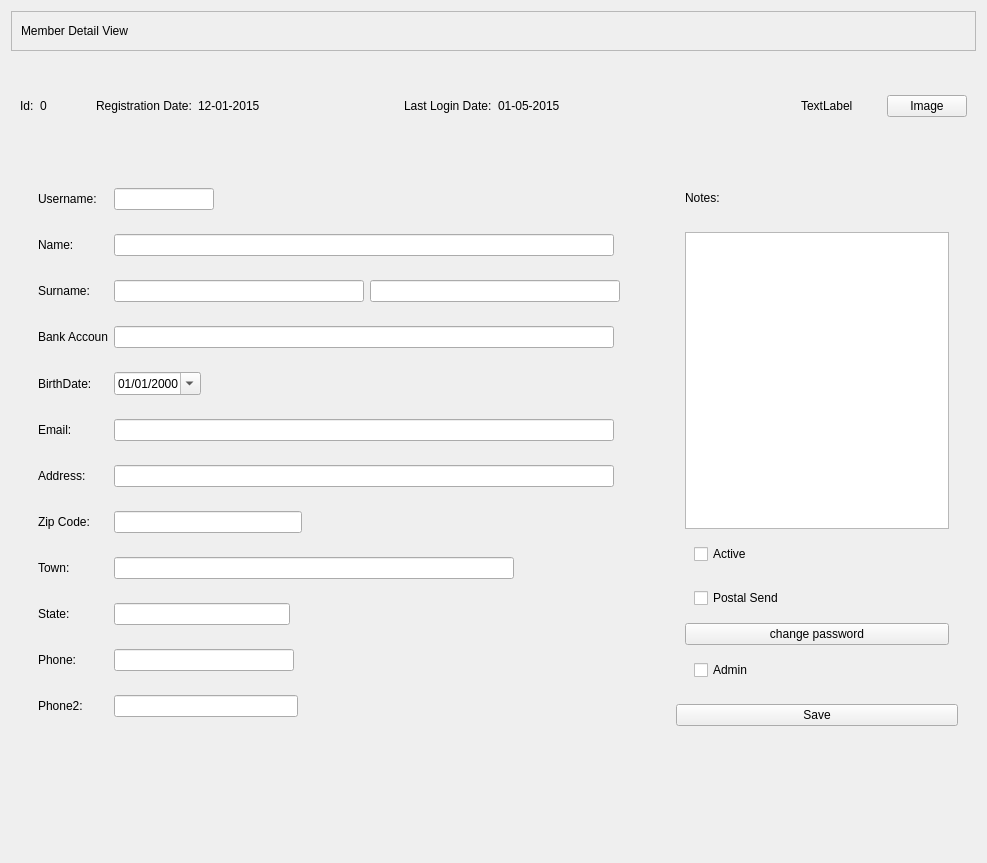
Qt form penyamanager/admin/memberview.ui (eguzki/penyamanager) before a commit.
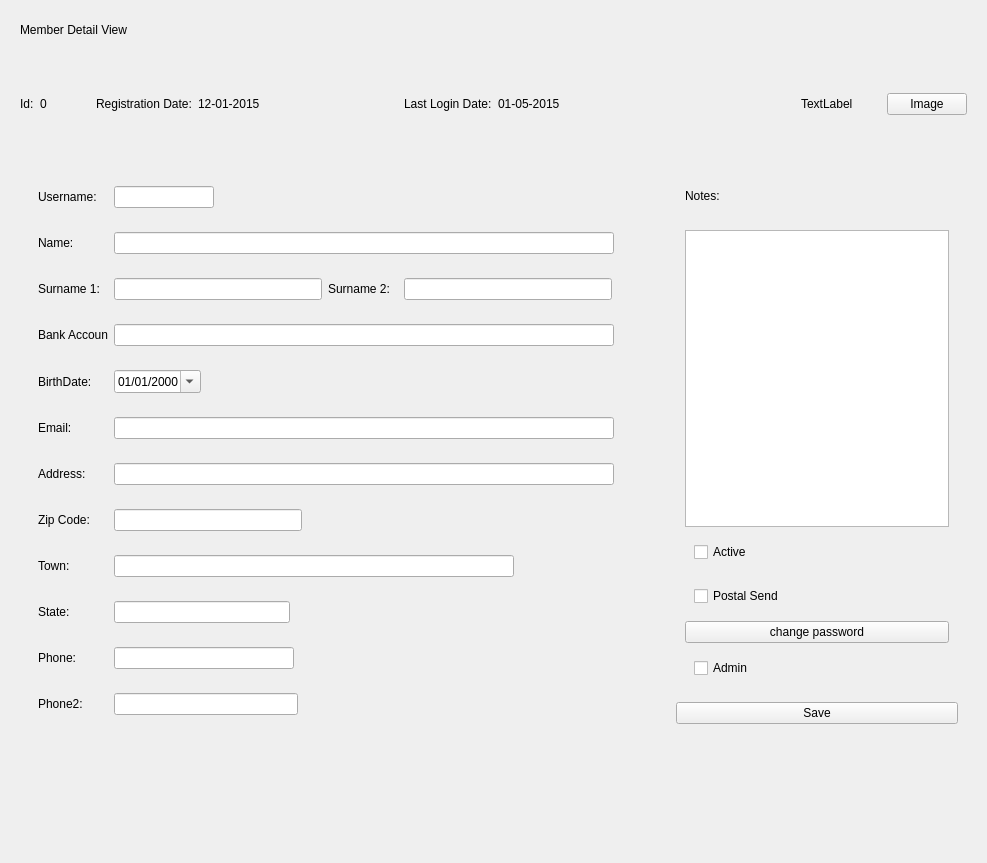
The same form after that commit.

```diff
--- a/penyamanager/admin/memberview.ui
+++ b/penyamanager/admin/memberview.ui
@@ -69,19 +69,13 @@
   </property>
   <layout class="QVBoxLayout" name="verticalLayout">
    <item>
-    <widget class="QFrame" name="topFrame">
+    <widget class="QWidget" name="topWidget" native="true">
      <property name="sizePolicy">
       <sizepolicy hsizetype="Preferred" vsizetype="Fixed">
        <horstretch>0</horstretch>
        <verstretch>0</verstretch>
       </sizepolicy>
      </property>
-     <property name="frameShape">
-      <enum>QFrame::StyledPanel</enum>
-     </property>
-     <property name="frameShadow">
-      <enum>QFrame::Raised</enum>
-     </property>
      <layout class="QHBoxLayout" name="horizontalLayout">
       <item>
        <widget class="QLabel" name="titleLabel">
@@ -348,7 +342,7 @@
                </size>
               </property>
               <property name="text">
-               <string>Surname:</string>
+               <string>Surname 1:</string>
               </property>
              </widget>
             </item>
@@ -356,23 +350,30 @@
              <widget class="QLineEdit" name="memberSurname1LineEdit">
               <property name="minimumSize">
                <size>
-                <width>250</width>
+                <width>208</width>
                 <height>0</height>
                </size>
               </property>
-              <property name="maximumSize">
+             </widget>
+            </item>
+            <item>
+             <widget class="QLabel" name="label">
+              <property name="minimumSize">
                <size>
-                <width>500</width>
-                <height>16777215</height>
+                <width>70</width>
+                <height>0</height>
                </size>
               </property>
+              <property name="text">
+               <string>Surname 2:</string>
+              </property>
              </widget>
             </item>
             <item>
              <widget class="QLineEdit" name="memberSurname2LineEdit">
               <property name="minimumSize">
                <size>
-                <width>250</width>
+                <width>208</width>
                 <height>0</height>
                </size>
               </property>
```
